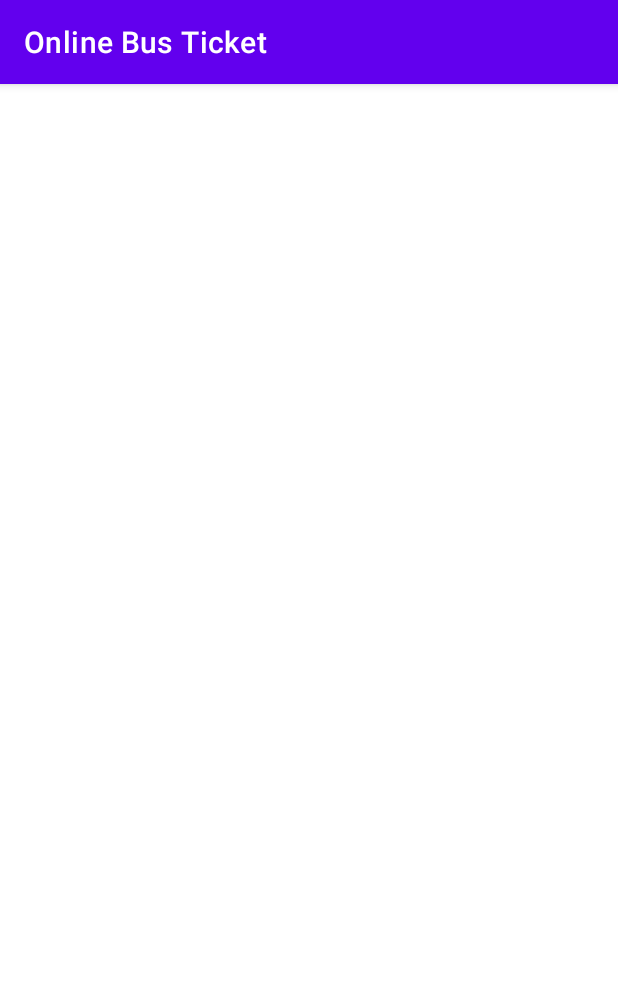
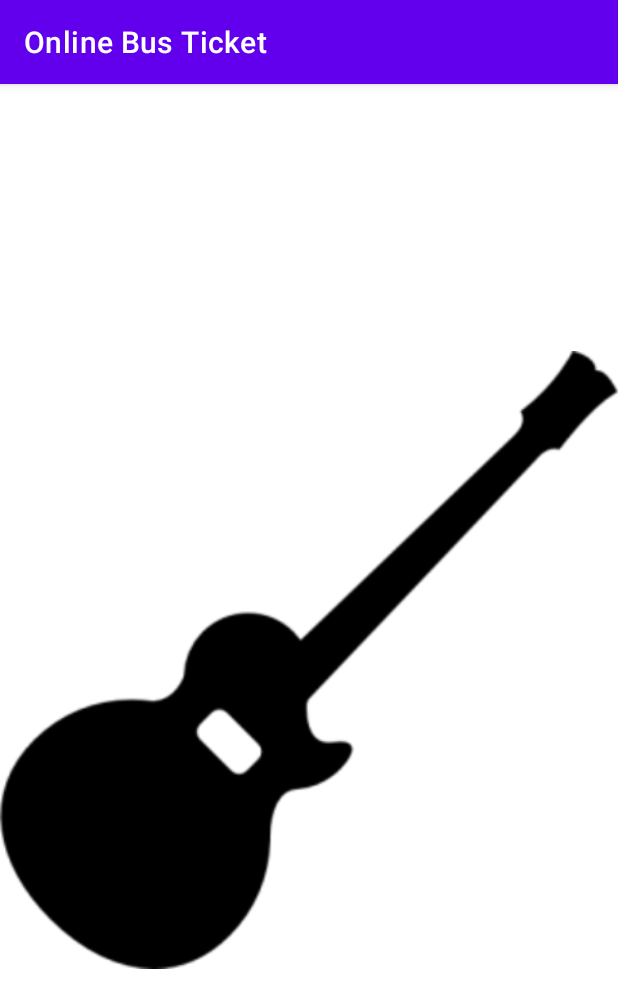
Before and after one commit to ManojKC123/Guitar_Hero, an Android app: the SplashActivity screen opened directly, with no data from a screen before it, on a phone screen of 412 x 824 dp. Shown: the top 1008 px of the screen. Run offline under Robolectric (Android 15) with nearby library versions, the phone set to English and light mode, and no system bars.

Commit message:
Splash Screen Layout

```diff
--- a/app/src/main/res/anim/fade_in.xml
+++ b/app/src/main/res/anim/fade_in.xml
@@ -1,7 +1,7 @@
 <?xml version="1.0" encoding="utf-8"?>
 <set xmlns:android="http://schemas.android.com/apk/res/android">
     <alpha
-        android:duration="1000"
+        android:duration="2000"
         android:fromAlpha="0.0"
         android:interpolator="@android:anim/accelerate_interpolator"
         android:toAlpha="1.0" />
--- a/app/src/main/res/layout/activity_splash.xml
+++ b/app/src/main/res/layout/activity_splash.xml
@@ -1,11 +1,22 @@
 <?xml version="1.0" encoding="utf-8"?>
-<androidx.constraintlayout.widget.ConstraintLayout xmlns:android="http://schemas.android.com/apk/res/android"
+<LinearLayout
+    xmlns:android="http://schemas.android.com/apk/res/android"
     xmlns:app="http://schemas.android.com/apk/res-auto"
     xmlns:tools="http://schemas.android.com/tools"
     android:layout_width="match_parent"
+    android:id="@+id/activity_splash"
     android:layout_height="match_parent"
-    tools:context=".SplashActivity">
+    tools:context=".SplashActivity"
+    android:orientation="vertical"
+    android:background="@android:color/white">
+
+    <ImageView
+        android:layout_width="match_parent"
+        android:layout_height="wrap_content"
+        android:id="@+id/imageView2"
+        android:layout_weight="1"
+        android:src="@drawable/logo" />
 
 
 
-</androidx.constraintlayout.widget.ConstraintLayout>
+</LinearLayout>
```
